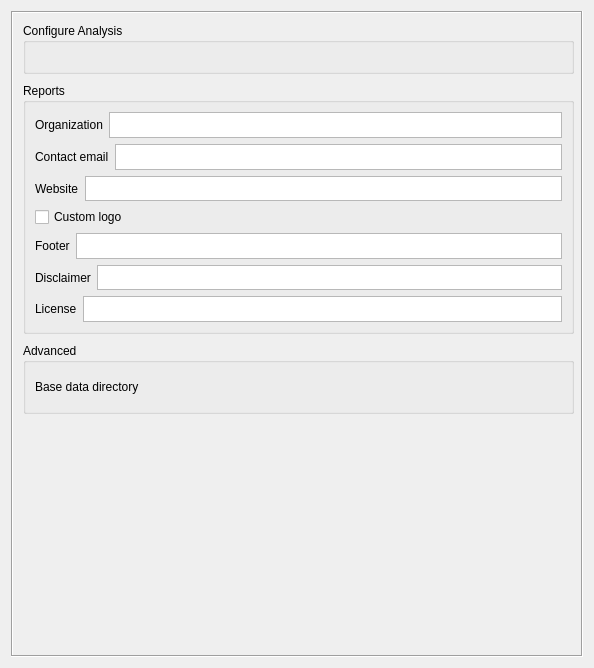
First picture: the form in src/cplus_plugin/ui/qgis_settings.ui, repository ConservationInternational/cplus-plugin, before the edit.
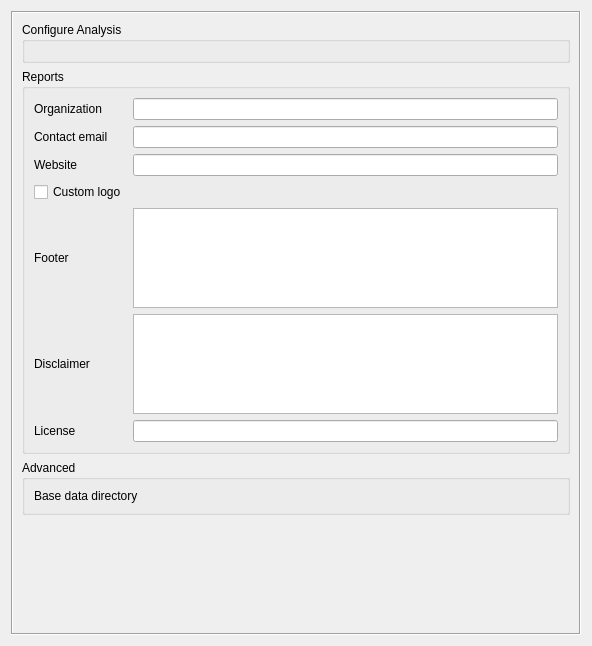
Second picture: the form after the edit. Custom widgets are drawn as their Qt base class.

Commit message: CPLUS settings added for plugin. Loads, saves and does error checking.

Patch:
```diff
--- a/src/cplus_plugin/ui/qgis_settings.ui
+++ b/src/cplus_plugin/ui/qgis_settings.ui
@@ -9,8 +9,8 @@
    <rect>
     <x>0</x>
     <y>0</y>
-    <width>594</width>
-    <height>668</height>
+    <width>592</width>
+    <height>646</height>
    </rect>
   </property>
   <property name="minimumSize">
@@ -36,177 +36,162 @@
        <rect>
         <x>0</x>
         <y>0</y>
-        <width>572</width>
-        <height>646</height>
+        <width>570</width>
+        <height>624</height>
        </rect>
       </property>
-      <widget class="QgsCollapsibleGroupBox" name="gb_advanced">
-       <property name="geometry">
-        <rect>
-         <x>10</x>
-         <y>330</y>
-         <width>551</width>
-         <height>71</height>
-        </rect>
-       </property>
-       <property name="title">
-        <string>Advanced</string>
-       </property>
-       <layout class="QVBoxLayout" name="verticalLayout_4">
-        <item>
-         <layout class="QHBoxLayout" name="horizontalLayout_8">
-          <item>
-           <widget class="QLabel" name="lbl_data_dir">
-            <property name="text">
-             <string>Base data directory</string>
-            </property>
-           </widget>
-          </item>
-          <item>
-           <widget class="QgsFileWidget" name="folder_data">
-            <property name="storageMode">
-             <enum>QgsFileWidget::GetDirectory</enum>
-            </property>
-            <property name="options">
-             <set>QFileDialog::ShowDirsOnly</set>
-            </property>
-           </widget>
-          </item>
-         </layout>
-        </item>
-       </layout>
-      </widget>
-      <widget class="QgsCollapsibleGroupBox" name="gb_reports">
-       <property name="geometry">
-        <rect>
-         <x>10</x>
-         <y>70</y>
-         <width>551</width>
-         <height>251</height>
-        </rect>
-       </property>
-       <property name="title">
-        <string>Reports</string>
-       </property>
-       <layout class="QVBoxLayout" name="verticalLayout">
-        <item>
-         <layout class="QHBoxLayout" name="horizontalLayout">
-          <item>
+      <layout class="QVBoxLayout" name="verticalLayout_5">
+       <item>
+        <widget class="QgsCollapsibleGroupBox" name="mGroupBox_3">
+         <property name="title">
+          <string>Configure Analysis</string>
+         </property>
+         <layout class="QGridLayout" name="gridLayout_3"/>
+        </widget>
+       </item>
+       <item>
+        <widget class="QgsCollapsibleGroupBox" name="gb_reports">
+         <property name="title">
+          <string>Reports</string>
+         </property>
+         <layout class="QGridLayout" name="gridLayout">
+          <item row="0" column="0">
            <widget class="QLabel" name="lbl_org">
             <property name="text">
              <string>Organization</string>
             </property>
            </widget>
           </item>
-          <item>
-           <widget class="QTextEdit" name="txt_org"/>
-          </item>
-         </layout>
-        </item>
-        <item>
-         <layout class="QHBoxLayout" name="horizontalLayout_2">
-          <item>
-           <widget class="QLabel" name="lbl_email">
+          <item row="12" column="0">
+           <widget class="QLabel" name="lbl_license">
             <property name="text">
-             <string>Contact email</string>
+             <string>License</string>
             </property>
            </widget>
           </item>
-          <item>
-           <widget class="QTextEdit" name="txt_email"/>
-          </item>
-         </layout>
-        </item>
-        <item>
-         <layout class="QHBoxLayout" name="horizontalLayout_3">
-          <item>
-           <widget class="QLabel" name="lbl_website">
+          <item row="10" column="0">
+           <widget class="QLabel" name="lbl_disclaimer">
             <property name="text">
-             <string>Website</string>
+             <string>Disclaimer</string>
             </property>
            </widget>
           </item>
-          <item>
-           <widget class="QTextEdit" name="txt_website"/>
-          </item>
-         </layout>
-        </item>
-        <item>
-         <layout class="QHBoxLayout" name="horizontalLayout_4">
-          <item>
-           <widget class="QCheckBox" name="cb_custom_logo">
-            <property name="text">
-             <string>Custom logo</string>
-            </property>
-           </widget>
-          </item>
-          <item>
+          <item row="5" column="2">
            <widget class="QgsFileWidget" name="logo_file">
             <property name="storageMode">
              <enum>QgsFileWidget::GetFile</enum>
             </property>
            </widget>
           </item>
-         </layout>
-        </item>
-        <item>
-         <layout class="QHBoxLayout" name="horizontalLayout_10">
-          <item>
+          <item row="5" column="0">
+           <widget class="QCheckBox" name="cb_custom_logo">
+            <property name="text">
+             <string>Custom logo</string>
+            </property>
+           </widget>
+          </item>
+          <item row="8" column="0">
            <widget class="QLabel" name="lbl_footer">
             <property name="text">
              <string>Footer</string>
             </property>
            </widget>
           </item>
-          <item>
-           <widget class="QTextEdit" name="txt_footer"/>
+          <item row="1" column="0">
+           <widget class="QLabel" name="lbl_email">
+            <property name="text">
+             <string>Contact email</string>
+            </property>
+           </widget>
           </item>
-         </layout>
-        </item>
-        <item>
-         <layout class="QHBoxLayout" name="horizontalLayout_7">
-          <item>
-           <widget class="QLabel" name="lbl_disclaimer">
+          <item row="4" column="0">
+           <widget class="QLabel" name="lbl_website">
             <property name="text">
-             <string>Disclaimer</string>
+             <string>Website</string>
             </property>
            </widget>
           </item>
-          <item>
-           <widget class="QTextEdit" name="txt_disclaimer"/>
+          <item row="8" column="2">
+           <widget class="QPlainTextEdit" name="txt_footer">
+            <property name="maximumSize">
+             <size>
+              <width>16777215</width>
+              <height>100</height>
+             </size>
+            </property>
+            <property name="verticalScrollBarPolicy">
+             <enum>Qt::ScrollBarAlwaysOff</enum>
+            </property>
+           </widget>
           </item>
+          <item row="10" column="2">
+           <widget class="QPlainTextEdit" name="txt_disclaimer">
+            <property name="maximumSize">
+             <size>
+              <width>16777215</width>
+              <height>100</height>
+             </size>
+            </property>
+            <property name="verticalScrollBarPolicy">
+             <enum>Qt::ScrollBarAlwaysOff</enum>
+            </property>
+           </widget>
+          </item>
+          <item row="0" column="2">
+           <widget class="QLineEdit" name="txt_organization"/>
+          </item>
+          <item row="1" column="2">
+           <widget class="QLineEdit" name="txt_email"/>
+          </item>
+          <item row="4" column="2">
+           <widget class="QLineEdit" name="txt_website"/>
+          </item>
+          <item row="12" column="2">
+           <widget class="QLineEdit" name="txt_license"/>
+          </item>
          </layout>
-        </item>
-        <item>
-         <layout class="QHBoxLayout" name="horizontalLayout_5">
-          <item>
-           <widget class="QLabel" name="lbl_license">
+        </widget>
+       </item>
+       <item>
+        <widget class="QgsCollapsibleGroupBox" name="gb_advanced">
+         <property name="title">
+          <string>Advanced</string>
+         </property>
+         <layout class="QGridLayout" name="gridLayout_2">
+          <item row="2" column="1">
+           <widget class="QgsFileWidget" name="folder_data">
+            <property name="storageMode">
+             <enum>QgsFileWidget::GetDirectory</enum>
+            </property>
+            <property name="options">
+             <set>QFileDialog::ShowDirsOnly</set>
+            </property>
+           </widget>
+          </item>
+          <item row="2" column="0">
+           <widget class="QLabel" name="lbl_data_dir">
             <property name="text">
-             <string>License</string>
+             <string>Base data directory</string>
             </property>
            </widget>
           </item>
-          <item>
-           <widget class="QTextEdit" name="txt_license"/>
-          </item>
          </layout>
-        </item>
-       </layout>
-      </widget>
-      <widget class="QgsCollapsibleGroupBox" name="mGroupBox_3">
-       <property name="geometry">
-        <rect>
-         <x>10</x>
-         <y>10</y>
-         <width>551</width>
-         <height>51</height>
-        </rect>
-       </property>
-       <property name="title">
-        <string>Configure Analysis</string>
-       </property>
-       <layout class="QVBoxLayout" name="verticalLayout_2"/>
-      </widget>
+        </widget>
+       </item>
+       <item>
+        <spacer name="scroll_area_vspacer">
+         <property name="orientation">
+          <enum>Qt::Vertical</enum>
+         </property>
+         <property name="sizeHint" stdset="0">
+          <size>
+           <width>20</width>
+           <height>40</height>
+          </size>
+         </property>
+        </spacer>
+       </item>
+      </layout>
      </widget>
     </widget>
    </item>
```
The commit also changes 5 other files.
